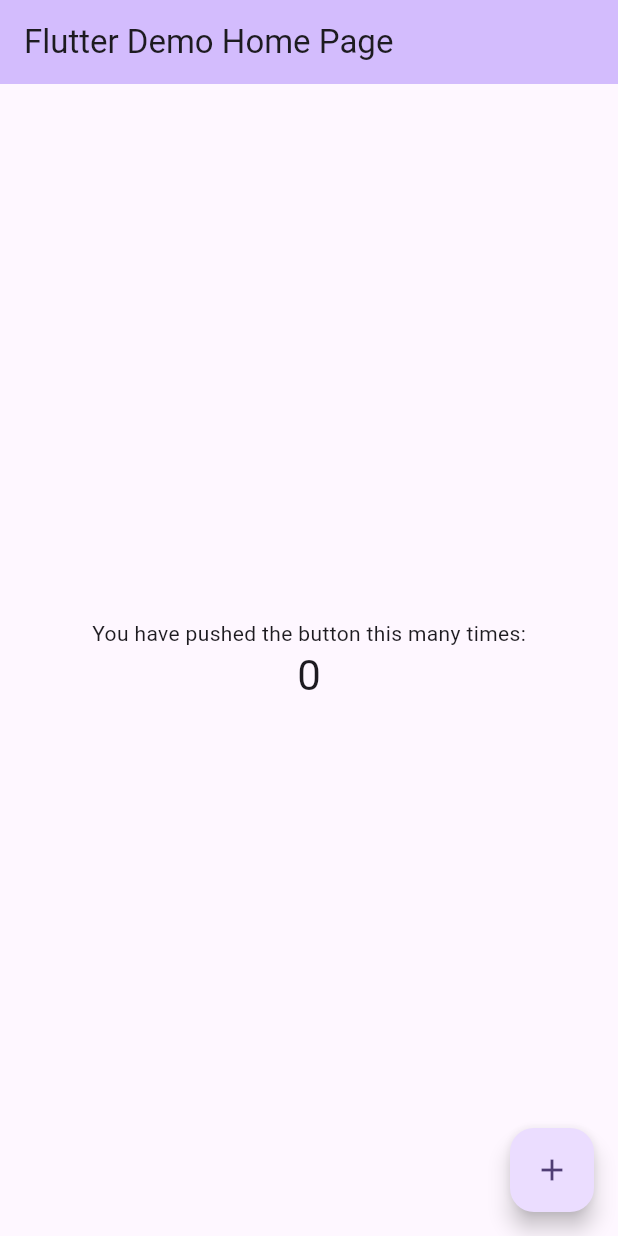
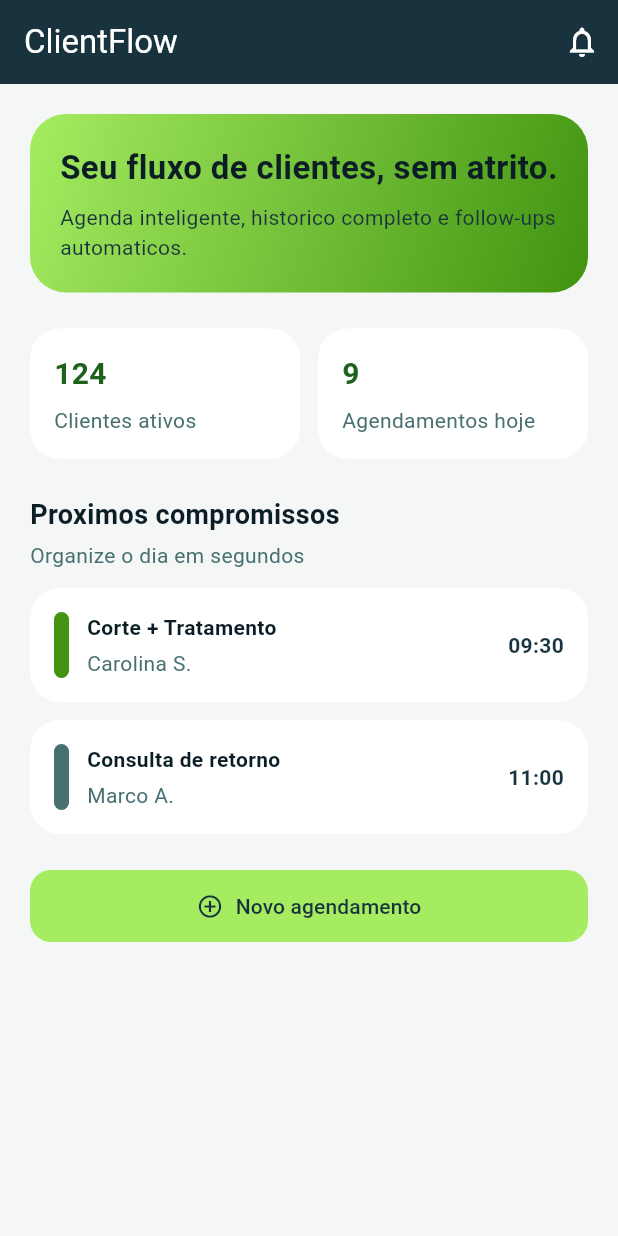
Before and after one commit to Mauricio-HNS/ClientFlow, a Flutter app: the screen it shows after launch, on a phone screen of 412 x 824 dp. Run offline on Flutter 3.47's test engine with Material 3 defaults, Android fonts, the phone set to English and light mode, and no system bars.

Commit message:
Apply ClientFlow palette and add core API endpoints

```diff
--- a/apps/mobile/lib/main.dart
+++ b/apps/mobile/lib/main.dart
@@ -1,122 +1,316 @@
 import 'package:flutter/material.dart';
 
 void main() {
-  runApp(const MyApp());
+  runApp(const ClientFlowApp());
 }
 
-class MyApp extends StatelessWidget {
-  const MyApp({super.key});
+const _palette = _ClientFlowPalette();
 
-  // This widget is the root of your application.
+class ClientFlowApp extends StatelessWidget {
+  const ClientFlowApp({super.key});
+
   @override
   Widget build(BuildContext context) {
+    final colorScheme = ColorScheme(
+      brightness: Brightness.light,
+      primary: _palette.primary,
+      onPrimary: Colors.white,
+      secondary: _palette.accent,
+      onSecondary: _palette.deep,
+      error: const Color(0xFFB91C1C),
+      onError: Colors.white,
+      surface: _palette.surface,
+      onSurface: _palette.deep,
+    );
+
     return MaterialApp(
-      title: 'Flutter Demo',
+      title: 'ClientFlow',
       theme: ThemeData(
-        // This is the theme of your application.
-        //
-        // TRY THIS: Try running your application with "flutter run". You'll see
-        // the application has a purple toolbar. Then, without quitting the app,
-        // try changing the seedColor in the colorScheme below to Colors.green
-        // and then invoke "hot reload" (save your changes or press the "hot
-        // reload" button in a Flutter-supported IDE, or press "r" if you used
-        // the command line to start the app).
-        //
-        // Notice that the counter didn't reset back to zero; the application
-        // state is not lost during the reload. To reset the state, use hot
-        // restart instead.
-        //
-        // This works for code too, not just values: Most code changes can be
-        // tested with just a hot reload.
-        colorScheme: .fromSeed(seedColor: Colors.deepPurple),
+        colorScheme: colorScheme,
+        scaffoldBackgroundColor: _palette.background,
+        useMaterial3: true,
+        appBarTheme: AppBarTheme(
+          backgroundColor: _palette.deep,
+          foregroundColor: Colors.white,
+          centerTitle: false,
+          elevation: 0,
+        ),
+        filledButtonTheme: FilledButtonThemeData(
+          style: FilledButton.styleFrom(
+            backgroundColor: _palette.primary,
+            foregroundColor: _palette.deep,
+            padding: const EdgeInsets.symmetric(horizontal: 20, vertical: 14),
+            shape: RoundedRectangleBorder(
+              borderRadius: BorderRadius.circular(14),
+            ),
+          ),
+        ),
+        cardTheme: CardTheme(
+          color: Colors.white,
+          elevation: 0,
+          margin: EdgeInsets.zero,
+          shape: RoundedRectangleBorder(
+            borderRadius: BorderRadius.circular(20),
+          ),
+        ),
       ),
-      home: const MyHomePage(title: 'Flutter Demo Home Page'),
+      home: const HomeScreen(),
     );
   }
 }
 
-class MyHomePage extends StatefulWidget {
-  const MyHomePage({super.key, required this.title});
-
-  // This widget is the home page of your application. It is stateful, meaning
-  // that it has a State object (defined below) that contains fields that affect
-  // how it looks.
-
-  // This class is the configuration for the state. It holds the values (in this
-  // case the title) provided by the parent (in this case the App widget) and
-  // used by the build method of the State. Fields in a Widget subclass are
-  // always marked "final".
-
-  final String title;
-
-  @override
-  State<MyHomePage> createState() => _MyHomePageState();
-}
-
-class _MyHomePageState extends State<MyHomePage> {
-  int _counter = 0;
-
-  void _incrementCounter() {
-    setState(() {
-      // This call to setState tells the Flutter framework that something has
-      // changed in this State, which causes it to rerun the build method below
-      // so that the display can reflect the updated values. If we changed
-      // _counter without calling setState(), then the build method would not be
-      // called again, and so nothing would appear to happen.
-      _counter++;
-    });
-  }
+class HomeScreen extends StatelessWidget {
+  const HomeScreen({super.key});
 
   @override
   Widget build(BuildContext context) {
-    // This method is rerun every time setState is called, for instance as done
-    // by the _incrementCounter method above.
-    //
-    // The Flutter framework has been optimized to make rerunning build methods
-    // fast, so that you can just rebuild anything that needs updating rather
-    // than having to individually change instances of widgets.
     return Scaffold(
       appBar: AppBar(
-        // TRY THIS: Try changing the color here to a specific color (to
-        // Colors.amber, perhaps?) and trigger a hot reload to see the AppBar
-        // change color while the other colors stay the same.
-        backgroundColor: Theme.of(context).colorScheme.inversePrimary,
-        // Here we take the value from the MyHomePage object that was created by
-        // the App.build method, and use it to set our appbar title.
-        title: Text(widget.title),
+        title: const Text('ClientFlow'),
+        actions: [
+          IconButton(
+            onPressed: () {},
+            icon: const Icon(Icons.notifications_none),
+            tooltip: 'Alertas',
+          ),
+        ],
       ),
-      body: Center(
-        // Center is a layout widget. It takes a single child and positions it
-        // in the middle of the parent.
-        child: Column(
-          // Column is also a layout widget. It takes a list of children and
-          // arranges them vertically. By default, it sizes itself to fit its
-          // children horizontally, and tries to be as tall as its parent.
-          //
-          // Column has various properties to control how it sizes itself and
-          // how it positions its children. Here we use mainAxisAlignment to
-          // center the children vertically; the main axis here is the vertical
-          // axis because Columns are vertical (the cross axis would be
-          // horizontal).
-          //
-          // TRY THIS: Invoke "debug painting" (choose the "Toggle Debug Paint"
-          // action in the IDE, or press "p" in the console), to see the
-          // wireframe for each widget.
-          mainAxisAlignment: .center,
+      body: SafeArea(
+        child: ListView(
+          padding: const EdgeInsets.all(20),
           children: [
-            const Text('You have pushed the button this many times:'),
-            Text(
-              '$_counter',
-              style: Theme.of(context).textTheme.headlineMedium,
+            _HeroHeader(),
+            const SizedBox(height: 24),
+            _QuickStats(),
+            const SizedBox(height: 24),
+            const _SectionTitle(
+              title: 'Proximos compromissos',
+              subtitle: 'Organize o dia em segundos',
+            ),
+            const SizedBox(height: 12),
+            _ScheduleCard(
+              title: 'Corte + Tratamento',
+              customer: 'Carolina S.',
+              time: '09:30',
+              color: _palette.accent,
+            ),
+            const SizedBox(height: 12),
+            _ScheduleCard(
+              title: 'Consulta de retorno',
+              customer: 'Marco A.',
+              time: '11:00',
+              color: _palette.muted,
+            ),
+            const SizedBox(height: 24),
+            FilledButton.icon(
+              onPressed: () {},
+              icon: const Icon(Icons.add_circle_outline),
+              label: const Text('Novo agendamento'),
             ),
           ],
         ),
       ),
-      floatingActionButton: FloatingActionButton(
-        onPressed: _incrementCounter,
-        tooltip: 'Increment',
-        child: const Icon(Icons.add),
+    );
+  }
+}
+
+class _HeroHeader extends StatelessWidget {
+  @override
+  Widget build(BuildContext context) {
+    return Container(
+      padding: const EdgeInsets.all(20),
+      decoration: BoxDecoration(
+        gradient: LinearGradient(
+          colors: [_palette.primary, _palette.accent],
+          begin: Alignment.topLeft,
+          end: Alignment.bottomRight,
+        ),
+        borderRadius: BorderRadius.circular(24),
+      ),
+      child: Column(
+        crossAxisAlignment: CrossAxisAlignment.start,
+        children: const [
+          Text(
+            'Seu fluxo de clientes, sem atrito.',
+            style: TextStyle(
+              fontSize: 22,
+              fontWeight: FontWeight.w700,
+              color: Color(0xFF0B1E26),
+            ),
+          ),
+          SizedBox(height: 8),
+          Text(
+            'Agenda inteligente, historico completo e follow-ups automaticos.',
+            style: TextStyle(
+              color: Color(0xFF18333D),
+            ),
+          ),
+        ],
       ),
     );
   }
 }
+
+class _QuickStats extends StatelessWidget {
+  @override
+  Widget build(BuildContext context) {
+    return Row(
+      children: const [
+        Expanded(
+          child: _StatCard(
+            label: 'Clientes ativos',
+            value: '124',
+          ),
+        ),
+        SizedBox(width: 12),
+        Expanded(
+          child: _StatCard(
+            label: 'Agendamentos hoje',
+            value: '9',
+          ),
+        ),
+      ],
+    );
+  }
+}
+
+class _StatCard extends StatelessWidget {
+  const _StatCard({required this.label, required this.value});
+
+  final String label;
+  final String value;
+
+  @override
+  Widget build(BuildContext context) {
+    return Card(
+      child: Padding(
+        padding: const EdgeInsets.all(16),
+        child: Column(
+          crossAxisAlignment: CrossAxisAlignment.start,
+          children: [
+            Text(
+              value,
+              style: const TextStyle(
+                fontSize: 20,
+                fontWeight: FontWeight.bold,
+                color: Color(0xFF1C621B),
+              ),
+            ),
+            const SizedBox(height: 6),
+            Text(
+              label,
+              style: const TextStyle(color: Color(0xFF487070)),
+            ),
+          ],
+        ),
+      ),
+    );
+  }
+}
+
+class _SectionTitle extends StatelessWidget {
+  const _SectionTitle({required this.title, required this.subtitle});
+
+  final String title;
+  final String subtitle;
+
+  @override
+  Widget build(BuildContext context) {
+    return Column(
+      crossAxisAlignment: CrossAxisAlignment.start,
+      children: [
+        Text(
+          title,
+          style: const TextStyle(
+            fontSize: 18,
+            fontWeight: FontWeight.w600,
+            color: Color(0xFF0B1E26),
+          ),
+        ),
+        const SizedBox(height: 4),
+        Text(
+          subtitle,
+          style: const TextStyle(
+            color: Color(0xFF487070),
+          ),
+        ),
+      ],
+    );
+  }
+}
+
+class _ScheduleCard extends StatelessWidget {
+  const _ScheduleCard({
+    required this.title,
+    required this.customer,
+    required this.time,
+    required this.color,
+  });
+
+  final String title;
+  final String customer;
+  final String time;
+  final Color color;
+
+  @override
+  Widget build(BuildContext context) {
+    return Card(
+      child: Padding(
+        padding: const EdgeInsets.all(16),
+        child: Row(
+          children: [
+            Container(
+              width: 10,
+              height: 44,
+              decoration: BoxDecoration(
+                color: color,
+                borderRadius: BorderRadius.circular(6),
+              ),
+            ),
+            const SizedBox(width: 12),
+            Expanded(
+              child: Column(
+                crossAxisAlignment: CrossAxisAlignment.start,
+                children: [
+                  Text(
+                    title,
+                    style: const TextStyle(
+                      fontWeight: FontWeight.w600,
+                      color: Color(0xFF0B1E26),
+                    ),
+                  ),
+                  const SizedBox(height: 4),
+                  Text(
+                    customer,
+                    style: const TextStyle(
+                      color: Color(0xFF487070),
+                    ),
+                  ),
+                ],
+              ),
+            ),
+            Text(
+              time,
+              style: const TextStyle(
+                fontWeight: FontWeight.bold,
+                color: Color(0xFF18333D),
+              ),
+            ),
+          ],
+        ),
+      ),
+    );
+  }
+}
+
+class _ClientFlowPalette {
+  const _ClientFlowPalette();
+
+  final Color primary = const Color(0xFFA5EC60);
+  final Color accent = const Color(0xFF419310);
+  final Color dark = const Color(0xFF1C621B);
+  final Color muted = const Color(0xFF487070);
+  final Color deep = const Color(0xFF18333D);
+  final Color background = const Color(0xFFF4F7F6);
+  final Color surface = const Color(0xFFFFFFFF);
+}
```
Also changed, not shown: 2 other files.
